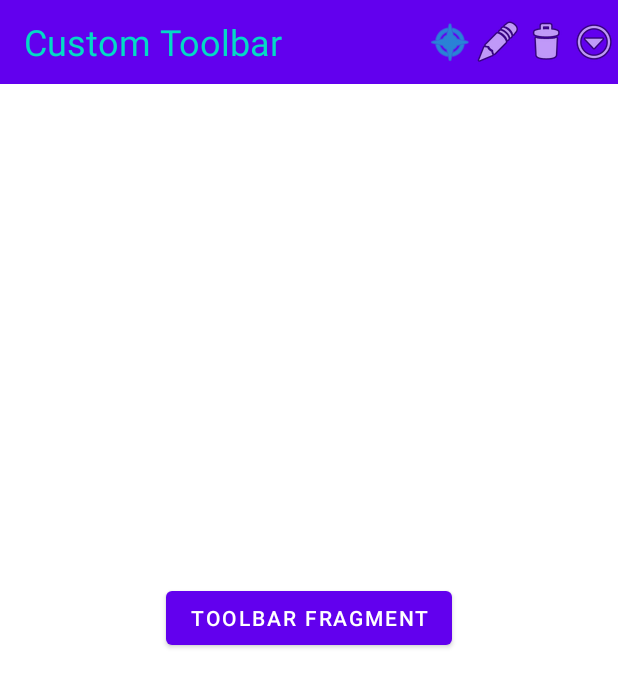
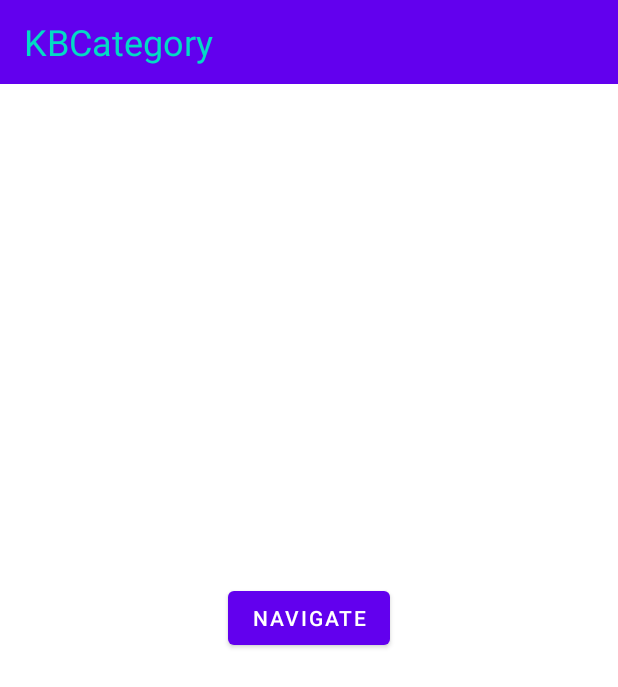
Before and after one commit to coolchandrakumar123/ChanNavigation, an Android app: the screen it shows after launch (MainActivity), on a phone screen of 412 x 824 dp. Shown: the top 687 px of the screen. Run offline under Robolectric (Android 15) with nearby library versions, the phone set to English and light mode, and no system bars; 2 statements that could not run were skipped.

```diff
--- a/app/src/main/java/com/chan/channavigation/MainActivity.kt
+++ b/app/src/main/java/com/chan/channavigation/MainActivity.kt
@@ -2,44 +2,75 @@ package com.chan.channavigation
 
 import android.os.Bundle
 import androidx.appcompat.app.AppCompatActivity
+import androidx.fragment.app.Fragment
+import androidx.navigation.NavGraphBuilder
 import androidx.navigation.createGraph
+import androidx.navigation.fragment.FragmentNavigator
+import androidx.navigation.fragment.FragmentNavigatorDestinationBuilder
 import androidx.navigation.fragment.NavHostFragment
-import androidx.navigation.fragment.fragment
-import com.chan.channavigation.ui.main.MainFragment
-import com.chan.channavigation.ui.main.ToolbarFragment
+import androidx.navigation.get
+import com.chan.channavigation.ui.screens.MainFragment
+import com.chan.channavigation.ui.navigation.ScreenType
+import com.chan.channavigation.ui.navigation.screenList
+import com.chan.channavigation.ui.screens.DetailFragment
+import com.chan.channavigation.ui.screens.ListFragment
+import kotlin.reflect.KClass
 
 class MainActivity : AppCompatActivity() {
 
+    private lateinit var navHostFragment:NavHostFragment
     override fun onCreate(savedInstanceState: Bundle?) {
         super.onCreate(savedInstanceState)
         setContentView(R.layout.main_activity)
         if (savedInstanceState == null) {
-            /*supportFragmentManager.beginTransaction()
-                .replace(R.id.container, MainFragment.newInstance())
-                .commitNow()*/
+            navHostFragment = NavHostFragment()
+            supportFragmentManager.beginTransaction()
+                .replace(R.id.container, navHostFragment)
+                .commitNow()
             prepareNavigation()
+        } else {
+            navHostFragment = supportFragmentManager
+                .findFragmentById(R.id.container) as NavHostFragment
         }
     }
 
     private fun prepareNavigation() {
-        val navHostFragment = supportFragmentManager
-            .findFragmentById(R.id.nav_host_fragment) as NavHostFragment
         val navController = navHostFragment.navController //findNavController(R.id.nav_host_fragment)
+        navController.enableOnBackPressed(true)
         navController.graph = navController.createGraph(
-            startDestination = "mainFragment"
+            startDestination = screenList.first().screenName
         ) {
-            fragment<MainFragment>("mainFragment") {
-                label = "MainFragment"
+            //fragment<MainFragment>("mainFragment")
+            screenList.forEach { screen ->
+                customFragment(route = screen.screenName, fragmentClass = getFragment(screenType = screen.screenType)) {
+                    label = screen.screenGroup
+                }
             }
-
-            fragment<ToolbarFragment>("toolbarFragment") {
-                label = "ToolbarFragment"
-                /*argument(nav_arguments.plant_id) {
+            /*fragment<ListFragment>("listFragment") {
+                *//*argument(nav_arguments.plant_id) {
                     type = NavType.StringType
-                }*/
-            }
+                }*//*
+            }*/
         }
     }
+
+    private fun getFragment(screenType: ScreenType) = when (screenType) {
+        ScreenType.MAIN -> MainFragment::class
+        ScreenType.LIST -> ListFragment::class
+        ScreenType.DETAIL -> DetailFragment::class
+    }
+
+    private fun NavGraphBuilder.customFragment(
+        route: String,
+        fragmentClass: KClass<out Fragment>,
+        builder: FragmentNavigatorDestinationBuilder.() -> Unit = {}
+    ): Unit = destination(
+        FragmentNavigatorDestinationBuilder(
+            provider[FragmentNavigator::class],
+            route,
+            fragmentClass
+        ).apply(builder)
+    )
 
     /*override fun onBackPressed() {
         if(supportFragmentManager.backStackEntryCount > 1) {
--- a/app/src/main/java/com/chan/channavigation/ui/main/MainFragment.kt
+++ /dev/null
@@ -1,52 +0,0 @@
-package com.chan.channavigation.ui.main
-
-import android.os.Bundle
-import android.view.LayoutInflater
-import android.view.View
-import android.view.ViewGroup
-import android.widget.Button
-import androidx.fragment.app.Fragment
-import androidx.lifecycle.ViewModelProvider
-import androidx.navigation.findNavController
-import com.chan.channavigation.R
-
-
-class MainFragment : Fragment() {
-
-    companion object {
-        fun newInstance() = MainFragment()
-    }
-
-    private lateinit var viewModel: MainViewModel
-    private var reflectionClassVariable: Any? = null
-
-    data class Ticket(
-        val ticketId: Int,
-        val subject: String
-    )
-
-    override fun onCreateView(
-        inflater: LayoutInflater, container: ViewGroup?,
-        savedInstanceState: Bundle?
-    ): View {
-        val view = inflater.inflate(R.layout.main_fragment, container, false)
-        return view
-    }
-
-    override fun onViewCreated(view: View, savedInstanceState: Bundle?) {
-        super.onViewCreated(view, savedInstanceState)
-        viewModel = ViewModelProvider(this).get(MainViewModel::class.java)
-        requireView().findViewById<Button>(R.id.button).setOnClickListener {
-            /*requireActivity().supportFragmentManager.beginTransaction()
-                .add(R.id.container, ToolbarFragment.newInstance())
-                .addToBackStack("toolBarFragment")
-                .commit()*/
-            navigateToPlant()
-        }
-    }
-
-    private fun navigateToPlant() {
-        requireView().findNavController().navigate("toolbarFragment")
-    }
-
-}
--- /dev/null
+++ b/app/src/main/java/com/chan/channavigation/ui/navigation/Util.kt
@@ -0,0 +1,67 @@
+package com.chan.channavigation.ui.navigation
+
+import android.view.View
+import androidx.navigation.NavOptions
+import androidx.navigation.findNavController
+
+/**
+ * Created by chandra-1765$ on 01/07/22$.
+ */
+
+fun View.navigateTo(route: String) {
+    findNavController().navigate(
+        route = route,
+        navOptions = NavOptions.Builder().setLaunchSingleTop(true).setRestoreState(true).build()
+    )
+}
+
+val screenList = arrayListOf(
+    Screen(
+        screenId = 101,
+        screenType = ScreenType.MAIN,
+        screenName = "KBCategory",
+        screenGroup = "KB",
+        navigation = "KBSubCategory"
+    ),
+    Screen(
+        screenId = 102,
+        screenType = ScreenType.LIST,
+        screenName = "KBSubCategory",
+        screenGroup = "KB",
+        navigation = "KBDetail"
+    ),
+    Screen(
+        screenId = 103,
+        screenType = ScreenType.DETAIL,
+        screenName = "KBDetail",
+        screenGroup = "KB",
+        navigation = "CommunityCategory"
+    ),
+    Screen(
+        screenId = 104,
+        screenType = ScreenType.MAIN,
+        screenName = "CommunityCategory",
+        screenGroup = "Community",
+        navigation = "CommunitySubCategory"
+    ),
+    Screen(
+        screenId = 105,
+        screenType = ScreenType.LIST,
+        screenName = "CommunitySubCategory",
+        screenGroup = "Community",
+        navigation = "CommunityDetail"
+    ),
+    Screen(
+        screenId = 106,
+        screenType = ScreenType.DETAIL,
+        screenName = "CommunityDetail",
+        screenGroup = "Community",
+        navigation = "KBCategory"
+    ),
+)
+
+data class Screen(val screenId: Int, val screenType: ScreenType, val screenName: String, val screenGroup: String, val navigation: String)
+
+enum class ScreenType{
+    MAIN, LIST, DETAIL
+}
--- /dev/null
+++ b/app/src/main/java/com/chan/channavigation/ui/screens/BaseFragment.kt
@@ -0,0 +1,46 @@
+package com.chan.channavigation.ui.screens
+
+import android.os.Bundle
+import android.util.Log
+import android.view.View
+import android.widget.Button
+import android.widget.TextView
+import androidx.fragment.app.Fragment
+import androidx.lifecycle.ViewModelProvider
+import androidx.navigation.findNavController
+import com.chan.channavigation.R
+import com.chan.channavigation.ui.navigation.Screen
+import com.chan.channavigation.ui.navigation.navigateTo
+import com.chan.channavigation.ui.navigation.screenList
+
+/**
+ * Created by chandra-1765$ on 01/07/22$.
+ */
+abstract class BaseFragment: Fragment() {
+
+    internal lateinit var viewModel: MainViewModel
+    var screen: Screen? = null
+    override fun onViewCreated(view: View, savedInstanceState: Bundle?) {
+        super.onViewCreated(view, savedInstanceState)
+        viewModel = ViewModelProvider(this).get(MainViewModel::class.java)
+        screen = screenList.find { it.screenName ==  requireView().findNavController().currentDestination?.route}
+        Log.d("ChanLog", "onViewCreated: ${screen?.screenName}")
+        requireView().findViewById<Button>(R.id.button).setOnClickListener {
+            /*requireActivity().supportFragmentManager.beginTransaction()
+                .add(R.id.container, ToolbarFragment.newInstance())
+                .addToBackStack("toolBarFragment")
+                .commit()*/
+            navigateToNextDestination()
+        }
+        requireView().findViewById<TextView>(R.id.title).text = screen?.screenName?:"Screen"
+    }
+
+    fun navigateToNextDestination() {
+        /*requireView().navigateTo(
+            route = "listFragment"
+        )*/
+        screen?.navigation?.let {
+            requireView().navigateTo(it)
+        }
+    }
+}
--- /dev/null
+++ b/app/src/main/java/com/chan/channavigation/ui/screens/MainFragment.kt
@@ -0,0 +1,45 @@
+package com.chan.channavigation.ui.screens
+
+import android.os.Bundle
+import android.util.Log
+import android.view.LayoutInflater
+import android.view.View
+import android.view.ViewGroup
+import androidx.navigation.findNavController
+import com.chan.channavigation.R
+
+
+class MainFragment : BaseFragment() {
+
+    override fun onCreateView(
+        inflater: LayoutInflater, container: ViewGroup?,
+        savedInstanceState: Bundle?
+    ): View {
+        return inflater.inflate(R.layout.main_fragment, container, false)
+    }
+
+    override fun onViewCreated(view: View, savedInstanceState: Bundle?) {
+        super.onViewCreated(view, savedInstanceState)
+        requireView().findNavController().backQueue.forEach {
+            Log.d("ChanLog", "MainFragment: ${it.id}, Route: ${it.destination.route} ")
+        }
+        requireView().findNavController().currentDestination?.route?.let {
+            checkAndRemoveGroup(screenGroup = it)
+        }
+    }
+
+    private fun checkAndRemoveGroup(screenGroup: String) {
+        requireView().findNavController().backQueue.apply {
+            find { it.destination.route == screenGroup }?.destination?.label?.let { currentScreenGroup ->
+                for (index in (lastIndex - 1) downTo 0) {
+                    val navBackStackEntry = this[index]
+                    navBackStackEntry.updateState()
+                    if(currentScreenGroup == navBackStackEntry.destination.label) {
+                        this.remove(navBackStackEntry)
+                    }
+                }
+            }
+        }
+    }
+
+}
--- a/app/src/main/java/com/chan/channavigation/ui/main/MainViewModel.kt
+++ b/app/src/main/java/com/chan/channavigation/ui/screens/MainViewModel.kt
@@ -1,4 +1,4 @@
-package com.chan.channavigation.ui.main
+package com.chan.channavigation.ui.screens
 
 import androidx.lifecycle.ViewModel
 
--- a/app/src/main/res/layout/main_activity.xml
+++ b/app/src/main/res/layout/main_activity.xml
@@ -5,11 +5,4 @@
     android:id="@+id/container"
     android:layout_width="match_parent"
     android:layout_height="match_parent"
-    tools:context=".MainActivity">
-    <androidx.fragment.app.FragmentContainerView
-        android:id="@+id/nav_host_fragment"
-        android:name="androidx.navigation.fragment.NavHostFragment"
-        android:layout_width="match_parent"
-        android:layout_height="match_parent"
-        app:defaultNavHost="true" />
-</FrameLayout>
+    tools:context=".MainActivity"/>
--- a/app/src/main/res/layout/main_fragment.xml
+++ b/app/src/main/res/layout/main_fragment.xml
@@ -6,7 +6,7 @@
     android:layout_width="match_parent"
     android:layout_height="match_parent"
     android:background="?colorOnPrimary"
-    tools:context=".ui.main.MainFragment">
+    tools:context=".ui.screens.MainFragment">
 
     <LinearLayout
         android:id="@+id/toolbar"
@@ -21,7 +21,7 @@
             android:id="@+id/title"
             android:layout_width="0dp"
             android:layout_height="wrap_content"
-            android:text="Custom Toolbar"
+            android:text="Main Fragment"
             android:textSize="24sp"
             android:textColor="?colorSecondary"
             android:paddingHorizontal="16dp"
@@ -32,40 +32,13 @@
             app:layout_constraintStart_toStartOf="parent"
             app:layout_constraintTop_toTopOf="parent" />
 
-        <ImageView
-            android:layout_width="wrap_content"
-            android:layout_height="wrap_content"
-            android:src="@android:drawable/ic_menu_compass"
-            android:layout_gravity="center_vertical"
-            app:tint="?colorSecondary"/>
-
-        <ImageView
-            android:layout_width="wrap_content"
-            android:layout_height="wrap_content"
-            android:src="@android:drawable/ic_menu_edit"
-            android:layout_gravity="center_vertical" />
-
-        <ImageView
-            android:id="@+id/deleteIcon"
-            android:layout_width="wrap_content"
-            android:layout_height="wrap_content"
-            android:src="@android:drawable/ic_menu_delete"
-            android:layout_gravity="center_vertical"/>
-
-        <ImageView
-            android:id="@+id/moreIcon"
-            android:layout_width="wrap_content"
-            android:layout_height="wrap_content"
-            android:src="@android:drawable/ic_menu_more"
-            android:layout_gravity="center_vertical"/>
-
     </LinearLayout>
 
     <Button
         android:id="@+id/button"
         android:layout_width="wrap_content"
         android:layout_height="wrap_content"
-        android:text="Toolbar Fragment"
+        android:text="Navigate"
         app:layout_constraintBottom_toBottomOf="parent"
         app:layout_constraintEnd_toEndOf="parent"
         app:layout_constraintStart_toStartOf="parent"
--- a/app/src/main/res/layout/toolbar_fragment.xml
+++ b/app/src/main/res/layout/toolbar_fragment.xml
@@ -6,7 +6,7 @@
     android:layout_width="match_parent"
     android:layout_height="match_parent"
     android:background="?colorOnPrimary"
-    tools:context=".ui.main.MainFragment">
+    tools:context=".ui.screens.MainFragment">
     <androidx.appcompat.widget.Toolbar
         android:id="@+id/toolbar"
         android:layout_width="match_parent"
```
Also changed, not shown: app/src/main/java/com/chan/channavigation/ui/main/ToolbarFragment.kt (deleted, +0 -89 lines), app/src/main/java/com/chan/channavigation/ui/screens/DetailFragment.kt (added, +47 -0 lines), app/src/main/java/com/chan/channavigation/ui/screens/ListFragment.kt (added, +41 -0 lines).
